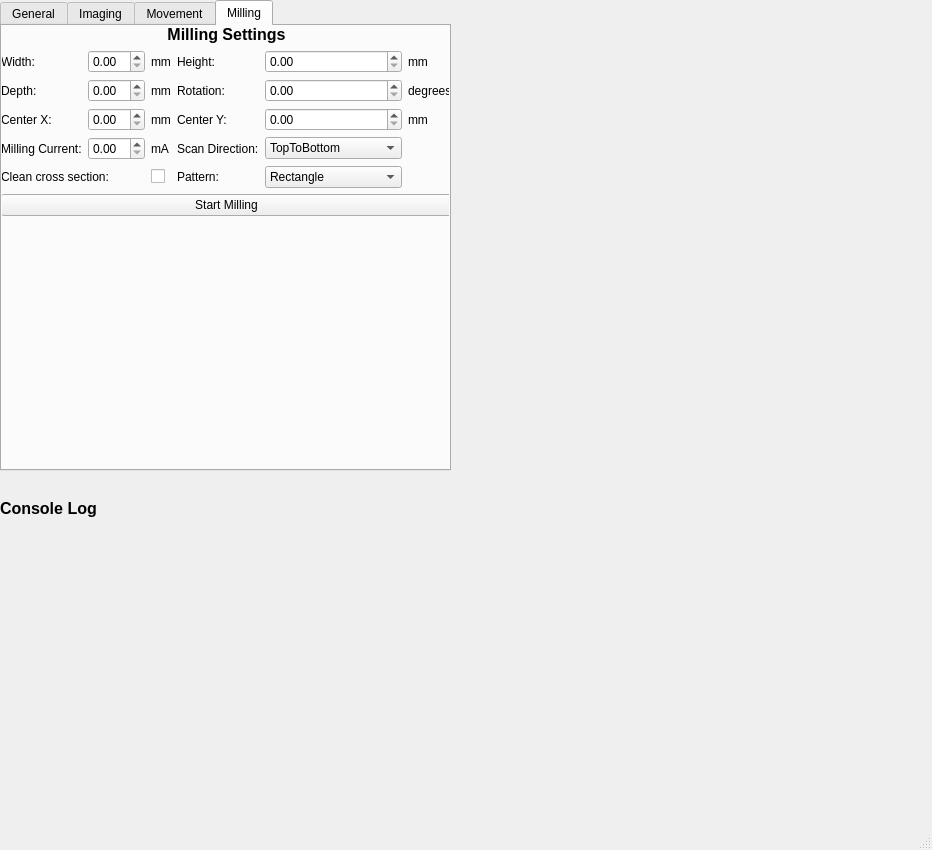
Qt form fibsem/ui/qtdesigner_files/connect.ui (DeMarcoLab/fibsem) before a commit.
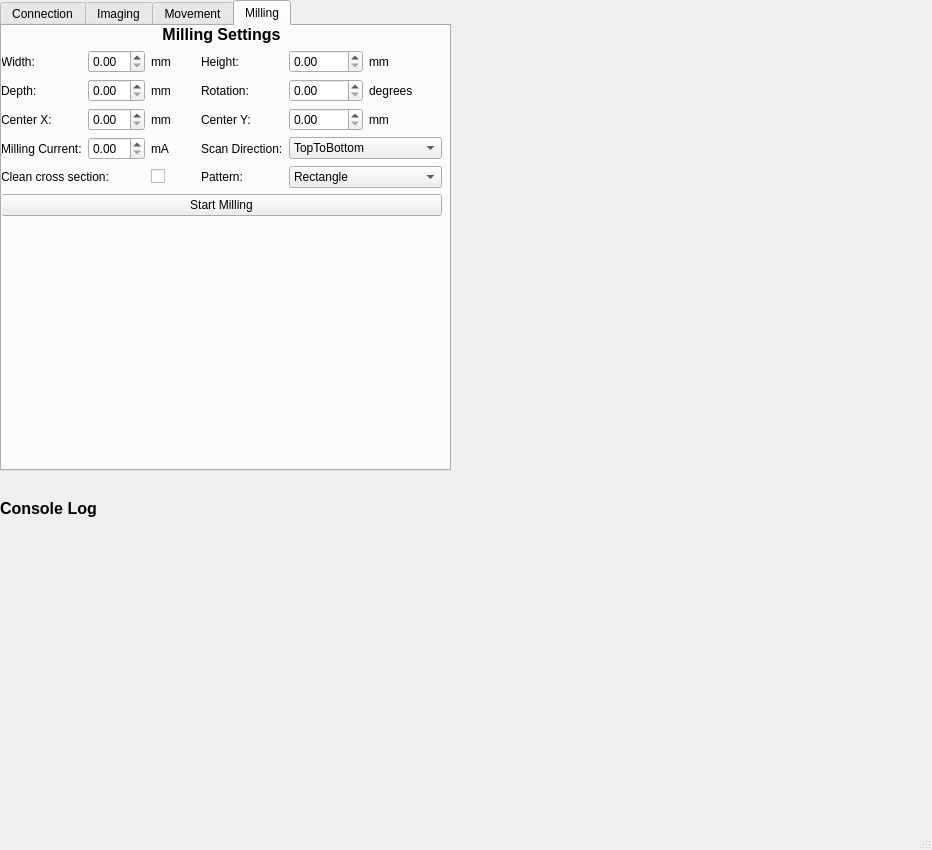
The same form after that commit. The open tabs and pages were chosen to show the change.

Patch:
```diff
--- a/fibsem/ui/qtdesigner_files/connect.ui
+++ b/fibsem/ui/qtdesigner_files/connect.ui
@@ -40,7 +40,7 @@
     </property>
     <widget class="QWidget" name="Connection">
      <attribute name="title">
-      <string>General</string>
+      <string>Connection</string>
      </attribute>
      <widget class="QWidget" name="verticalLayoutWidget">
       <property name="geometry">
@@ -769,7 +769,7 @@
        <rect>
         <x>-1</x>
         <y>-1</y>
-        <width>451</width>
+        <width>441</width>
         <height>441</height>
        </rect>
       </property>
@@ -854,25 +854,6 @@
          <item row="3" column="4">
           <widget class="QDoubleSpinBox" name="doubleSpinBox_rotation"/>
          </item>
-         <item row="5" column="4">
-          <widget class="QComboBox" name="comboBox_scan_direction">
-           <item>
-            <property name="text">
-             <string>TopToBottom</string>
-            </property>
-           </item>
-           <item>
-            <property name="text">
-             <string>BottomToTop</string>
-            </property>
-           </item>
-           <item>
-            <property name="text">
-             <string>ZigZag</string>
-            </property>
-           </item>
-          </widget>
-         </item>
          <item row="3" column="2">
           <widget class="QLabel" name="label_47">
            <property name="text">
@@ -959,7 +940,26 @@
            </property>
           </widget>
          </item>
-         <item row="6" column="4">
+         <item row="5" column="4" colspan="2">
+          <widget class="QComboBox" name="comboBox_scan_direction">
+           <item>
+            <property name="text">
+             <string>TopToBottom</string>
+            </property>
+           </item>
+           <item>
+            <property name="text">
+             <string>BottomToTop</string>
+            </property>
+           </item>
+           <item>
+            <property name="text">
+             <string>ZigZag</string>
+            </property>
+           </item>
+          </widget>
+         </item>
+         <item row="6" column="4" colspan="2">
           <widget class="QComboBox" name="comboBox_pattern">
            <item>
             <property name="text">
```
Left out of the diff: 2 changed lines with no effect on the pictures.
